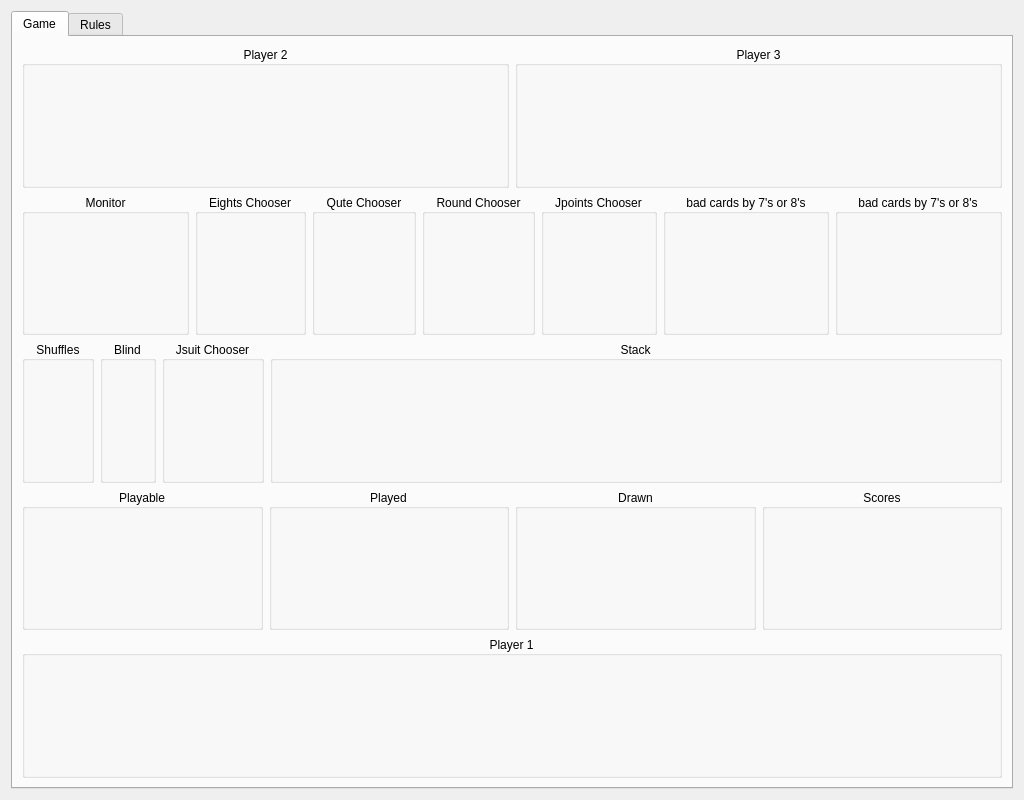
This is table.ui in squawk7x/aQuteCardGame as Qt 5 draws it before an edit. The edited form follows.
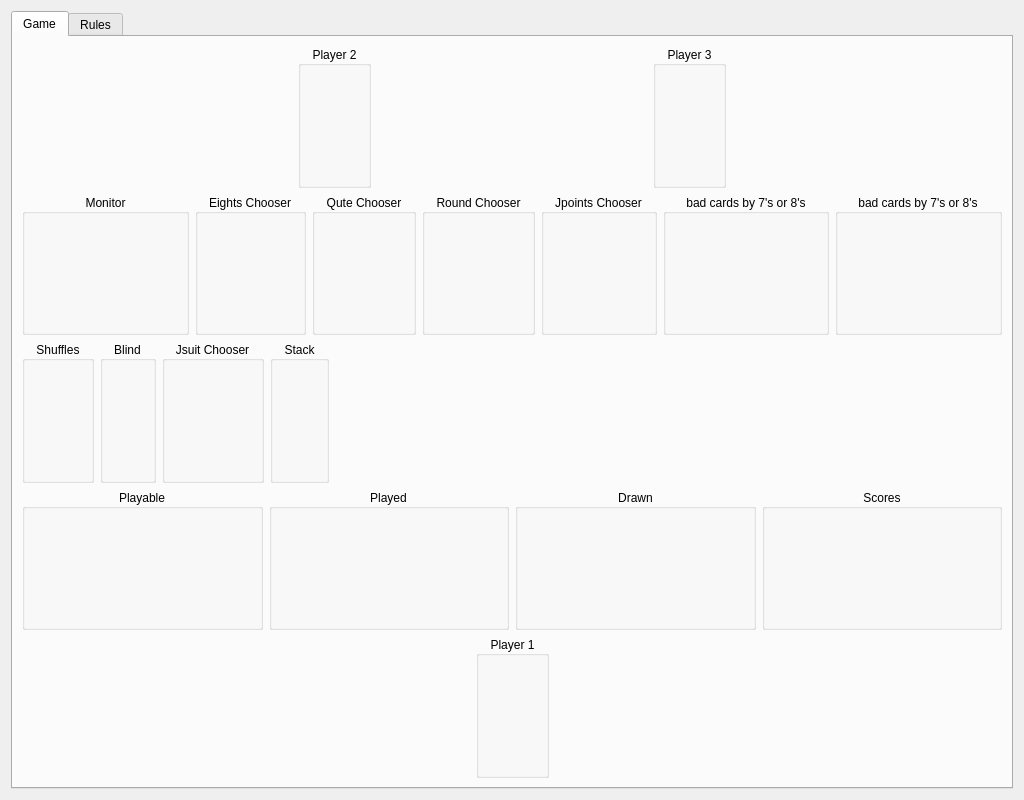
This is the edited form.

Patch:
```diff
--- a/table.ui
+++ b/table.ui
@@ -26,6 +26,19 @@
       <layout class="QVBoxLayout" name="verticalLayout_2">
        <item>
         <layout class="QHBoxLayout" name="horizontalLayout_01">
+         <item>
+          <spacer name="horizontalSpacer_4">
+           <property name="orientation">
+            <enum>Qt::Horizontal</enum>
+           </property>
+           <property name="sizeHint" stdset="0">
+            <size>
+             <width>40</width>
+             <height>20</height>
+            </size>
+           </property>
+          </spacer>
+         </item>
          <item>
           <widget class="QGroupBox" name="Player2">
            <property name="title">
@@ -37,6 +50,19 @@
            <layout class="QHBoxLayout" name="player2"/>
           </widget>
          </item>
+         <item>
+          <spacer name="horizontalSpacer_5">
+           <property name="orientation">
+            <enum>Qt::Horizontal</enum>
+           </property>
+           <property name="sizeHint" stdset="0">
+            <size>
+             <width>40</width>
+             <height>20</height>
+            </size>
+           </property>
+          </spacer>
+         </item>
          <item>
           <widget class="QGroupBox" name="Player3">
            <property name="title">
@@ -48,6 +74,19 @@
            <layout class="QHBoxLayout" name="player3"/>
           </widget>
          </item>
+         <item>
+          <spacer name="horizontalSpacer_3">
+           <property name="orientation">
+            <enum>Qt::Horizontal</enum>
+           </property>
+           <property name="sizeHint" stdset="0">
+            <size>
+             <width>40</width>
+             <height>20</height>
+            </size>
+           </property>
+          </spacer>
+         </item>
         </layout>
        </item>
        <item>
@@ -248,6 +287,19 @@
            </layout>
           </widget>
          </item>
+         <item>
+          <spacer name="horizontalSpacer">
+           <property name="orientation">
+            <enum>Qt::Horizontal</enum>
+           </property>
+           <property name="sizeHint" stdset="0">
+            <size>
+             <width>40</width>
+             <height>20</height>
+            </size>
+           </property>
+          </spacer>
+         </item>
         </layout>
        </item>
        <item>
@@ -303,6 +355,19 @@
        </item>
        <item>
         <layout class="QHBoxLayout" name="horizontalLayout_05">
+         <item>
+          <spacer name="horizontalSpacer_2">
+           <property name="orientation">
+            <enum>Qt::Horizontal</enum>
+           </property>
+           <property name="sizeHint" stdset="0">
+            <size>
+             <width>40</width>
+             <height>20</height>
+            </size>
+           </property>
+          </spacer>
+         </item>
          <item>
           <widget class="QGroupBox" name="Player1">
            <property name="title">
@@ -314,6 +379,19 @@
            <layout class="QHBoxLayout" name="player1"/>
           </widget>
          </item>
+         <item>
+          <spacer name="horizontalSpacer_6">
+           <property name="orientation">
+            <enum>Qt::Horizontal</enum>
+           </property>
+           <property name="sizeHint" stdset="0">
+            <size>
+             <width>40</width>
+             <height>20</height>
+            </size>
+           </property>
+          </spacer>
+         </item>
         </layout>
        </item>
       </layout>
```
